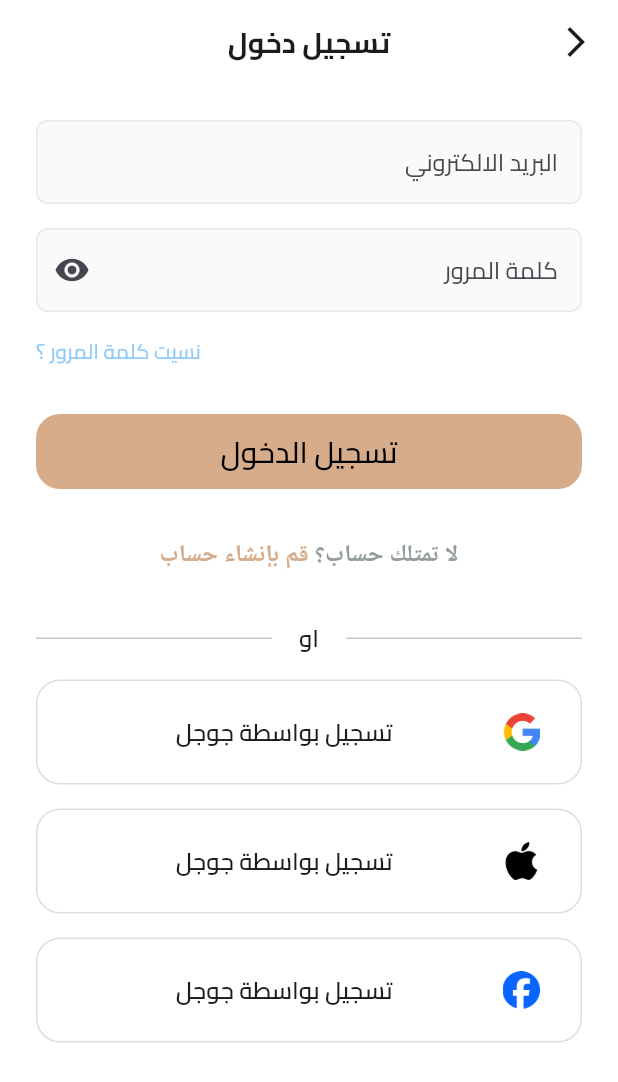
After one commit to salahaldensherief/odyssey_app, a Flutter app: the LoginPage screen opened by its route, on a phone screen of 412 x 824 dp. The commit adds this screen. Shown: the top 1082 px of the screen. Run offline on Flutter 3.47's test engine with Material 3 defaults, Android fonts, the light colour scheme and no system bars; our stand-ins replace dots_indicator, shared_preferences; missing offline and left inert: dart:ffi; accounts and stored records are empty.

Commit message:
create sgin in ui done

```diff
--- /dev/null
+++ b/lib/core/utils/app_colors_styles.dart
@@ -0,0 +1,5 @@
+import 'package:flutter/material.dart';
+
+abstract class AppColors {
+  static const Color primaryColor = Color(0xffD6AC8B);
+}
--- /dev/null
+++ b/lib/core/utils/app_text_stayles.dart
@@ -0,0 +1,72 @@
+import 'package:flutter/material.dart';
+
+abstract class TextStyles {
+  static const TextStyle bold13 = TextStyle(
+    fontWeight: FontWeight.bold,
+    fontSize: 13,
+  );
+  static const TextStyle bold23 = TextStyle(
+    fontWeight: FontWeight.bold,
+    fontSize: 23,
+  );
+
+  static const TextStyle semiBold13 = TextStyle(
+    fontWeight: FontWeight.w600,
+    fontSize: 13,
+  );
+
+  static const TextStyle regular13 = TextStyle(
+    fontWeight: FontWeight.normal,
+    fontSize: 13,
+  );
+
+  static const TextStyle bold16 = TextStyle(
+    fontWeight: FontWeight.bold,
+    fontSize: 16,
+  );
+
+  static const TextStyle bold19 = TextStyle(
+    fontWeight: FontWeight.bold,
+    fontSize: 19,
+  );
+
+  static const TextStyle semiBold16 = TextStyle(
+    fontWeight: FontWeight.w600,
+    fontSize: 16,
+  );
+
+  static const TextStyle bold28 = TextStyle(
+    fontWeight: FontWeight.bold,
+    fontSize: 28,
+  );
+
+  static const TextStyle regular22 = TextStyle(
+    fontWeight: FontWeight.normal,
+    fontSize: 22,
+  );
+
+  static const TextStyle semiBold11 = TextStyle(
+    fontWeight: FontWeight.w600,
+    fontSize: 11,
+  );
+
+  static const TextStyle medium15 = TextStyle(
+    fontWeight: FontWeight.w500,
+    fontSize: 15,
+  );
+
+  static const TextStyle regular26 = TextStyle(
+    fontWeight: FontWeight.normal,
+    fontSize: 26,
+  );
+
+  static const TextStyle regular16 = TextStyle(
+    fontWeight: FontWeight.normal,
+    fontSize: 16,
+  );
+
+  static const TextStyle regular11 = TextStyle(
+    fontWeight: FontWeight.normal,
+    fontSize: 11,
+  );
+}
--- /dev/null
+++ b/lib/core/widgets/costum_app_bar.dart
@@ -0,0 +1,15 @@
+import 'package:flutter/material.dart';
+import 'package:odyssey/core/utils/app_text_stayles.dart';
+
+AppBar buildAppBar({context,required String title}) {
+  return AppBar(
+    backgroundColor: Colors.white,
+    leading: GestureDetector(
+        onTap: (){
+         Navigator.pop(context);
+        },
+        child: Icon(Icons.arrow_back_ios_new)),
+    centerTitle: true,
+    title: Text(title,style: TextStyles.bold19,),
+  );
+}
--- /dev/null
+++ b/lib/core/widgets/custom_text_bottom.dart
@@ -0,0 +1,23 @@
+import 'package:flutter/material.dart';
+
+class CustomTextBottom extends StatelessWidget {
+  CustomTextBottom({required this.text, super.key, this.onPressed});
+  final String text;
+  final VoidCallback? onPressed;
+
+  @override
+  Widget build(BuildContext context) {
+    return TextButton(
+      onPressed: onPressed,
+      style: TextButton.styleFrom(
+        shape: RoundedRectangleBorder(borderRadius: BorderRadius.circular(16)),
+        minimumSize: Size(400, 50),
+        backgroundColor: Color(0xffD6AC8B),
+      ),
+      child: Text(
+        text,
+        style: TextStyle(color: Colors.black, fontSize: 20),
+      ),
+    );
+  }
+}
--- /dev/null
+++ b/lib/core/widgets/custom_text_field.dart
@@ -0,0 +1,34 @@
+import 'package:flutter/material.dart';
+
+class CustomTextFormField extends StatelessWidget {
+  CustomTextFormField(
+      {required this.hintText, this.suffixIcon, required this.textInputType});
+  final String hintText;
+  final Widget? suffixIcon;
+  final TextInputType textInputType;
+
+  @override
+  Widget build(BuildContext context) {
+    return TextFormField(
+      keyboardType: textInputType,
+      decoration: InputDecoration(
+        filled: true,
+        fillColor: Color(0xfff9fafa),
+        hintText: hintText,
+        suffixIcon: suffixIcon,
+        border: buildBorder(),
+        focusedBorder: buildBorder(),
+        enabledBorder: buildBorder(),
+      ),
+    );
+  }
+
+  OutlineInputBorder buildBorder() {
+    return OutlineInputBorder(
+        borderRadius: BorderRadius.circular(8),
+        borderSide: BorderSide(
+          width: 1,
+          color: Color(0xffe6e9e9),
+        ));
+  }
+}
--- a/lib/features/auth/presenation/views/login_page.dart
+++ b/lib/features/auth/presenation/views/login_page.dart
@@ -1,10 +1,15 @@
 import 'package:flutter/material.dart';
+import 'package:odyssey/core/widgets/costum_app_bar.dart';
+import 'package:odyssey/features/auth/presenation/views/widgets/login_page_view_body.dart';
 
 class LoginPage extends StatelessWidget {
   const LoginPage({super.key});
 static const routeName = 'login';
   @override
   Widget build(BuildContext context) {
-    return const Placeholder();
+    return Scaffold(
+      appBar: buildAppBar(title: 'تسجيل دخول',),
+      body: LoginPageViewBody(),
+    );
   }
 }
--- /dev/null
+++ b/lib/features/auth/presenation/views/widgets/dont_have_an_account_widget.dart
@@ -0,0 +1,32 @@
+import 'package:flutter/material.dart';
+import 'package:odyssey/core/utils/app_colors_styles.dart';
+
+import '../../../../../core/utils/app_text_stayles.dart';
+
+class DontHaveAnAccountWidget extends StatelessWidget {
+  const DontHaveAnAccountWidget({
+    super.key,
+  });
+
+  @override
+  Widget build(BuildContext context) {
+    return Text.rich(
+      TextSpan(
+        children: [
+          TextSpan(
+            text: 'لا تمتلك حساب؟ ',
+            style: TextStyles.semiBold16.copyWith(
+              color: Color(0xFF949D9E),
+            ),
+          ),
+          TextSpan(
+            text: 'قم بإنشاء حساب',
+            style: TextStyles.semiBold16
+                .copyWith(color: AppColors.primaryColor),
+          ),
+        ],
+      ),
+      textAlign: TextAlign.center,
+    );
+  }
+}
--- /dev/null
+++ b/lib/features/auth/presenation/views/widgets/login_page_view_body.dart
@@ -0,0 +1,93 @@
+import 'package:flutter/material.dart';
+import 'package:odyssey/core/utils/app_colors_styles.dart';
+import 'package:odyssey/core/widgets/custom_text_bottom.dart';
+import 'package:odyssey/core/widgets/custom_text_field.dart';
+import 'package:odyssey/features/auth/presenation/views/widgets/dont_have_an_account_widget.dart';
+import 'package:odyssey/features/auth/presenation/views/widgets/or_divider.dart';
+import 'package:odyssey/features/auth/presenation/views/widgets/social_login_botton.dart';
+
+import '../../../../../core/utils/app_text_stayles.dart';
+
+class LoginPageViewBody extends StatelessWidget {
+  const LoginPageViewBody({super.key});
+
+  @override
+  Widget build(BuildContext context) {
+    return Scaffold(
+      backgroundColor: Colors.white,
+      body: SingleChildScrollView(
+        child: Padding(
+          padding: const EdgeInsets.symmetric(horizontal: 24),
+          child: SingleChildScrollView(
+            child: Column(
+              children: [
+                SizedBox(
+                  height: 24,
+                ),
+                CustomTextFormField(
+                  hintText: 'البريد الالكتروني',
+                  textInputType: TextInputType.emailAddress,
+                ),
+                SizedBox(
+                  height: 16,
+                ),
+                CustomTextFormField(
+                  hintText: 'كلمة المرور',
+                  textInputType: TextInputType.visiblePassword,
+                  suffixIcon: Icon(Icons.remove_red_eye),
+                ),
+                SizedBox(
+                  height: 16,
+                ),
+                Row(
+                  mainAxisAlignment: MainAxisAlignment.end,
+                  children: [
+                    Text(
+                      'نسيت كلمة المرور ؟',
+                      style: TextStyle(
+                        color: Colors.blue.shade200,
+                      ),
+                    ),
+                  ],
+                ),
+                SizedBox(
+                  height: 32,
+                ),
+                CustomTextBottom(onPressed: () {}, text: 'تسجيل الدخول'),
+                SizedBox(
+                  height: 32,
+                ),
+                DontHaveAnAccountWidget(),
+                SizedBox(
+                  height: 32,
+                ),
+                OrDivider(),
+                SizedBox(
+                  height: 16,
+                ),
+                SocialLoginBotton(
+                    onPressed: () {},
+                    image: 'assets/images/google_icon.jpg',
+                    text: 'تسجيل بواسطة جوجل'),
+                SizedBox(
+                  height: 16,
+                ),
+                SocialLoginBotton(
+                    onPressed: () {},
+                    image: 'assets/images/appleIcons.jpg',
+                    text: 'تسجيل بواسطة جوجل'),
+                SizedBox(
+                  height: 16,
+                ),
+                SocialLoginBotton(
+                    onPressed: () {},
+                    image: 'assets/images/facebookIcon.jpg',
+                    text: 'تسجيل بواسطة جوجل'),
+              ],
+            ),
+          ),
+        ),
+      ),
+    );
+  }
+}
--- /dev/null
+++ b/lib/features/auth/presenation/views/widgets/or_divider.dart
@@ -0,0 +1,23 @@
+import 'package:flutter/material.dart';
+import 'package:odyssey/core/utils/app_text_stayles.dart';
+
+class OrDivider extends StatelessWidget {
+  const OrDivider({super.key});
+
+  @override
+  Widget build(BuildContext context) {
+    return Row(
+      children: [
+        Expanded(child: Divider()),
+        SizedBox(width: 18,),
+        Text(
+          textAlign: TextAlign.center,
+          'او',style: TextStyles.semiBold16,),
+        SizedBox(width: 18,),
+
+        Expanded(child: Divider()),
+
+      ],
+    );
+  }
+}
--- /dev/null
+++ b/lib/features/auth/presenation/views/widgets/social_login_botton.dart
@@ -0,0 +1,34 @@
+import 'package:flutter/material.dart';
+import 'package:odyssey/core/utils/app_text_stayles.dart';
+
+class SocialLoginBotton extends StatelessWidget {
+  const SocialLoginBotton({super.key, required this.onPressed, required this.image, required this.text});
+  final VoidCallback onPressed;
+  final String image;
+  final String text;
+
+  @override
+  Widget build(BuildContext context) {
+    return TextButton(
+
+        style: TextButton.styleFrom(
+
+          shape: RoundedRectangleBorder(
+
+              side: BorderSide(
+                color: Color(0xffdcdede),
+                width: 1,
+              ),
+              borderRadius: BorderRadius.circular(16)),
+          fixedSize: Size(400, 70)
+        ),
+        onPressed: onPressed,
+        child: ListTile(
+          leading: Image.asset(image,width: 25,height: 28,),
+          title: Text(text,textAlign: TextAlign.center,style: TextStyles.semiBold16,),
+          visualDensity: VisualDensity(
+            vertical: VisualDensity.minimumDensity
+          ),
+        ));
+  }
+}
--- a/lib/features/onbording/presentaion/views/widgets/OnBoardingViewBody.dart
+++ b/lib/features/onbording/presentaion/views/widgets/OnBoardingViewBody.dart
@@ -4,6 +4,8 @@ import 'package:odyssey/constants.dart';
 import 'package:odyssey/core/services/shared_preferences_singleton.dart';
 import 'package:odyssey/features/auth/presenation/views/login_page.dart';
 import 'package:odyssey/features/onbording/presentaion/views/widgets/OnBoardingPageView.dart';
+
+import '../../../../../core/widgets/custom_text_bottom.dart';
 
 class OnBoardingViewBody extends StatefulWidget {
   OnBoardingViewBody({super.key});
@@ -59,20 +61,13 @@ class _OnBoardingViewBodyState extends State<OnBoardingViewBody> {
           bottom: 20,
           child: Visibility(
             visible: currentPage == 2 ? true :false,
-            child: TextButton(
+            child: CustomTextBottom(
               onPressed: () {
                 prefs.setBool(KisOnboardingViewSeen, true);
 
                 Navigator.pushReplacementNamed(context, LoginPage.routeName);
               },
-              style: TextButton.styleFrom(
-                minimumSize: Size(400, 50),
-                backgroundColor: Color(0xffD6AC8B),
-              ),
-              child: Text(
-                'ابدأ الآن',
-                style: TextStyle(color: Colors.black, fontSize: 20),
-              ),
+              text: 'ابدأ الآن',
             ),
           ),
         ),
--- a/lib/main.dart
+++ b/lib/main.dart
@@ -2,6 +2,7 @@ import 'package:flutter/material.dart';
 import 'package:flutter_localizations/flutter_localizations.dart';
 import 'package:odyssey/core/helper_function/on_generate_routes.dart';
 import 'package:odyssey/core/services/shared_preferences_singleton.dart';
+import 'package:odyssey/core/utils/app_colors_styles.dart';
 import 'package:odyssey/features/splash/presentaion/splash_screen.dart';
 import 'package:shared_preferences/shared_preferences.dart';
 
@@ -32,7 +33,12 @@ class OdysseyApp extends StatelessWidget {
       debugShowCheckedModeBanner: false,
       title: 'Flutter Demo',
       theme: ThemeData(
-        colorScheme: ColorScheme.fromSeed(seedColor: Colors.deepPurple),
+        primaryColor: AppColors.primaryColor,
+        fontFamily: 'Cairo',
+
+        colorScheme: ColorScheme.fromSeed(
+
+            seedColor: Colors.deepPurple),
         useMaterial3: true,
       ),
       onGenerateRoute: onGenerateRoutes,
```
Also changed, not shown: pubspec.yaml (+6 -3 lines), assets/images/appleIcons.jpg (added), assets/images/facebookIcon.jpg (added), assets/images/google_icon.jpg (added).
